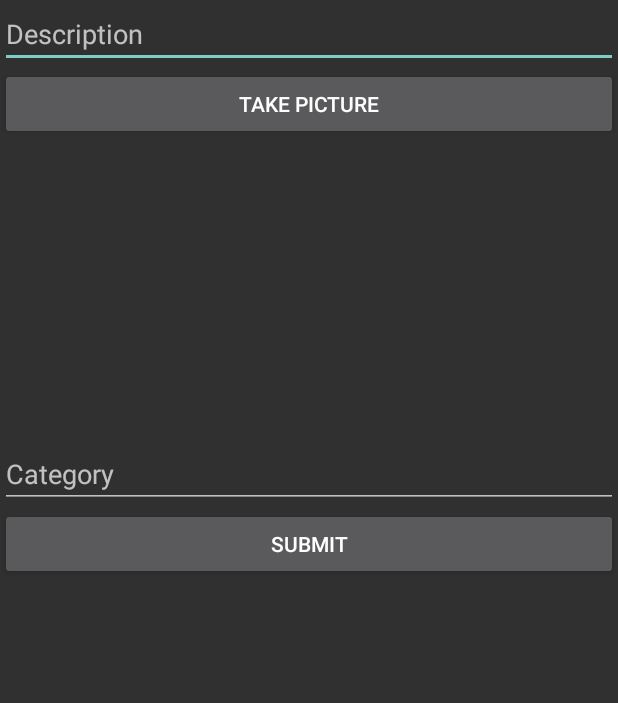
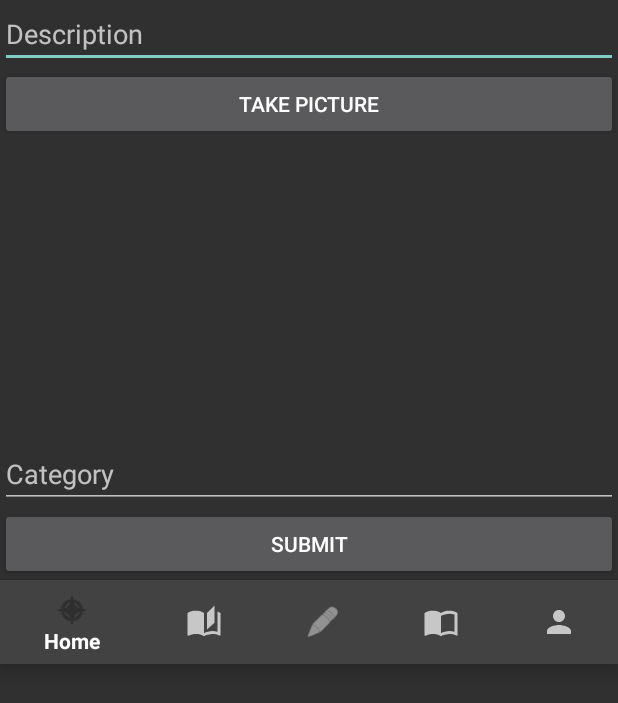
Before and after one commit to mrahman4782/RecommendationTest, an Android app: the MainActivity screen opened directly, with no data from a screen before it, on a phone screen of 412 x 824 dp. Shown: the top 703 px of the screen. Run offline under Robolectric (Android 15) with nearby library versions, the phone set to English and light mode, and no system bars; libraries missing offline, so code that uses them is left out: com.parse.

Commit message:
add the bottom navigation view
bottom navigation view

```diff
--- a/app/build.gradle
+++ b/app/build.gradle
@@ -33,5 +33,7 @@ dependencies {
     androidTestImplementation 'androidx.test.ext:junit:1.1.2'
     androidTestImplementation 'androidx.test.espresso:espresso-core:3.3.0'
     implementation "com.github.parse-community.Parse-SDK-Android:parse:1.18.5"
+    implementation "androidx.appcompat:appcompat:${appCompatVersion}"
+    implementation "com.google.android.material:material:${designSupportVersion}"
 
 }
--- a/app/src/main/java/com/example/recommendationapp/MainActivity.java
+++ b/app/src/main/java/com/example/recommendationapp/MainActivity.java
@@ -1,8 +1,11 @@
 package com.example.recommendationapp;
 
+import androidx.annotation.NonNull;
 import androidx.appcompat.app.AppCompatActivity;
 import androidx.core.content.FileProvider;
+import androidx.fragment.app.Fragment;
 
+import android.annotation.SuppressLint;
 import android.content.Intent;
 import android.graphics.Bitmap;
 import android.graphics.BitmapFactory;
@@ -11,12 +14,14 @@ import android.os.Bundle;
 import android.os.Environment;
 import android.provider.MediaStore;
 import android.util.Log;
+import android.view.MenuItem;
 import android.view.View;
 import android.widget.Button;
 import android.widget.EditText;
 import android.widget.ImageView;
 import android.widget.Toast;
 
+import com.google.android.material.bottomnavigation.BottomNavigationView;
 import com.parse.FindCallback;
 import com.parse.ParseException;
 import com.parse.ParseFile;
@@ -35,15 +40,11 @@ public class MainActivity extends AppCompatActivity {
     private Button btnCaptureImage;
     private ImageView ivPostImage;
     private Button btnSubmit;
-
     private EditText etCategory;
     private File photoFile;
-
-
     public String photoFileName = "photo.jpg";
-
     public static final int CAPTURE_IMAGE_ACTIVITY_REQUEST_CODE =42;
-
+    private BottomNavigationView bottomNavigationView ;
 
     @Override
     protected void onCreate(Bundle savedInstanceState) {
@@ -55,6 +56,7 @@ public class MainActivity extends AppCompatActivity {
         ivPostImage = findViewById(R.id.ivPostImage);
         etCategory = findViewById(R.id.etCategory);
         btnSubmit = findViewById(R.id.btnSubmit);
+        bottomNavigationView = findViewById(R.id.bottom_navigation) ;
 
         btnCaptureImage.setOnClickListener(new View.OnClickListener() {
             @Override
@@ -84,6 +86,33 @@ public class MainActivity extends AppCompatActivity {
                 ParseUser currentUser = ParseUser.getCurrentUser();
                 savePost(description,currentUser,photoFile,category);
 
+            }
+        });
+
+        bottomNavigationView.setOnNavigationItemSelectedListener(new BottomNavigationView.OnNavigationItemSelectedListener() {
+            @SuppressLint("NonConstantResourceId")
+            @Override
+            public boolean onNavigationItemSelected(@NonNull MenuItem item) {
+                Fragment fragment;
+                switch (item.getItemId()) {
+                    case R.id.action_diary:
+                        Toast.makeText(MainActivity.this,"diary", Toast.LENGTH_SHORT).show();
+                        break;
+                    case R.id.action_postdiary:
+                        Toast.makeText(MainActivity.this,"post diary", Toast.LENGTH_SHORT).show();
+                        break;
+                    case R.id.action_Profile:
+                        Toast.makeText(MainActivity.this,"profile", Toast.LENGTH_SHORT).show();
+                        break;
+                    case R.id.action_home:
+                        Toast.makeText(MainActivity.this,"home", Toast.LENGTH_SHORT).show();
+                        break;
+                    case R.id.action_compose:
+                    default:
+                        Toast.makeText(MainActivity.this,"compose", Toast.LENGTH_SHORT).show();
+                        break;
+                }
+                return true;
             }
         });
 
--- /dev/null
+++ b/app/src/main/res/drawable/ic_baseline_auto_stories_24.xml
@@ -0,0 +1,10 @@
+<vector xmlns:android="http://schemas.android.com/apk/res/android"
+    android:width="24dp"
+    android:height="24dp"
+    android:viewportWidth="24"
+    android:viewportHeight="24"
+    android:tint="?attr/colorControlNormal">
+  <path
+      android:fillColor="@android:color/white"
+      android:pathData="M19,1l-5,5v11l5,-4.5L19,1zM1,6v14.65c0,0.25 0.25,0.5 0.5,0.5 0.1,0 0.15,-0.05 0.25,-0.05C3.1,20.45 5.05,20 6.5,20c1.95,0 4.05,0.4 5.5,1.5L12,6c-1.45,-1.1 -3.55,-1.5 -5.5,-1.5S2.45,4.9 1,6zM23,19.5L23,6c-0.6,-0.45 -1.25,-0.75 -2,-1v13.5c-1.1,-0.35 -2.3,-0.5 -3.5,-0.5 -1.7,0 -4.15,0.65 -5.5,1.5v2c1.35,-0.85 3.8,-1.5 5.5,-1.5 1.65,0 3.35,0.3 4.75,1.05 0.1,0.05 0.15,0.05 0.25,0.05 0.25,0 0.5,-0.25 0.5,-0.5v-1.1z"/>
+</vector>
--- /dev/null
+++ b/app/src/main/res/drawable/ic_baseline_import_contacts_24.xml
@@ -0,0 +1,10 @@
+<vector xmlns:android="http://schemas.android.com/apk/res/android"
+    android:width="24dp"
+    android:height="24dp"
+    android:viewportWidth="24"
+    android:viewportHeight="24"
+    android:tint="?attr/colorControlNormal">
+  <path
+      android:fillColor="@android:color/white"
+      android:pathData="M17.5,4.5c-1.95,0 -4.05,0.4 -5.5,1.5c-1.45,-1.1 -3.55,-1.5 -5.5,-1.5S2.45,4.9 1,6v14.65c0,0.65 0.73,0.45 0.75,0.45C3.1,20.45 5.05,20 6.5,20c1.95,0 4.05,0.4 5.5,1.5c1.35,-0.85 3.8,-1.5 5.5,-1.5c1.65,0 3.35,0.3 4.75,1.05C22.66,21.26 23,20.86 23,20.6V6C21.51,4.88 19.37,4.5 17.5,4.5zM21,18.5c-1.1,-0.35 -2.3,-0.5 -3.5,-0.5c-1.7,0 -4.15,0.65 -5.5,1.5V8c1.35,-0.85 3.8,-1.5 5.5,-1.5c1.2,0 2.4,0.15 3.5,0.5V18.5z"/>
+</vector>
--- /dev/null
+++ b/app/src/main/res/drawable/ic_baseline_person_24.xml
@@ -0,0 +1,10 @@
+<vector xmlns:android="http://schemas.android.com/apk/res/android"
+    android:width="24dp"
+    android:height="24dp"
+    android:viewportWidth="24"
+    android:viewportHeight="24"
+    android:tint="?attr/colorControlNormal">
+  <path
+      android:fillColor="@android:color/white"
+      android:pathData="M12,12c2.21,0 4,-1.79 4,-4s-1.79,-4 -4,-4 -4,1.79 -4,4 1.79,4 4,4zM12,14c-2.67,0 -8,1.34 -8,4v2h16v-2c0,-2.66 -5.33,-4 -8,-4z"/>
+</vector>
--- a/app/src/main/res/layout/activity_main.xml
+++ b/app/src/main/res/layout/activity_main.xml
@@ -39,4 +39,16 @@
         android:layout_height="wrap_content"
         android:text="Submit" />
 
+
+    <com.google.android.material.bottomnavigation.BottomNavigationView
+        android:id="@+id/bottom_navigation"
+        android:layout_width="match_parent"
+        android:layout_height="wrap_content"
+        android:layout_alignParentBottom="true"
+        android:clipToPadding="true"
+        app:itemTextColor="#FFFFFF"
+        app:menu="@menu/menu_bottom_navigation"
+        app:itemBackground="@color/cardview_dark_background"
+        />
+
 </LinearLayout>
--- /dev/null
+++ b/app/src/main/res/menu/menu_bottom_navigation.xml
@@ -0,0 +1,30 @@
+<?xml version="1.0" encoding="utf-8"?>
+<menu xmlns:app="http://schemas.android.com/apk/res-auto"
+    xmlns:android="http://schemas.android.com/apk/res/android">
+
+    <item
+        android:id="@+id/action_home"
+        android:icon="@android:drawable/ic_menu_compass"
+        android:title="Home"
+        app:showAsAction="always" />
+    <item
+        android:id="@+id/action_postdiary"
+        android:icon="@drawable/ic_baseline_auto_stories_24"
+        android:title="Diary Post"
+        app:showAsAction="always" />
+    <item
+        android:id="@+id/action_compose"
+        android:icon="@android:drawable/ic_menu_edit"
+        android:title="Compose"
+        app:showAsAction="always" />
+    <item
+        android:id="@+id/action_diary"
+        android:icon="@drawable/ic_baseline_import_contacts_24"
+        android:title="Diary"
+        app:showAsAction="always" />
+    <item
+        android:id="@+id/action_Profile"
+        android:icon="@drawable/ic_baseline_person_24"
+        android:title="Profile"
+        app:showAsAction="always" />
+</menu>
--- a/build.gradle
+++ b/build.gradle
@@ -23,3 +23,9 @@ allprojects {
 task clean(type: Delete) {
     delete rootProject.buildDir
 }
+
+ext {
+    appCompatVersion = '1.0.0'
+    designSupportVersion = '1.0.0'
+
+}
```
